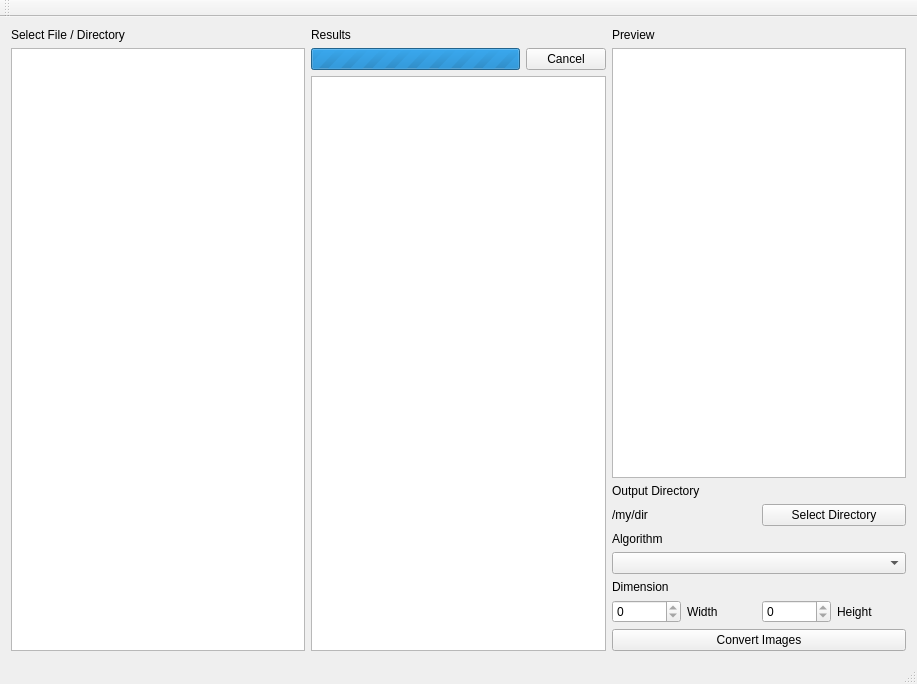
Qt form qt_creator_project/bbp/mainwindow.ui (bestimmaa/batch-image-resizer-qt-opencv) before a commit.
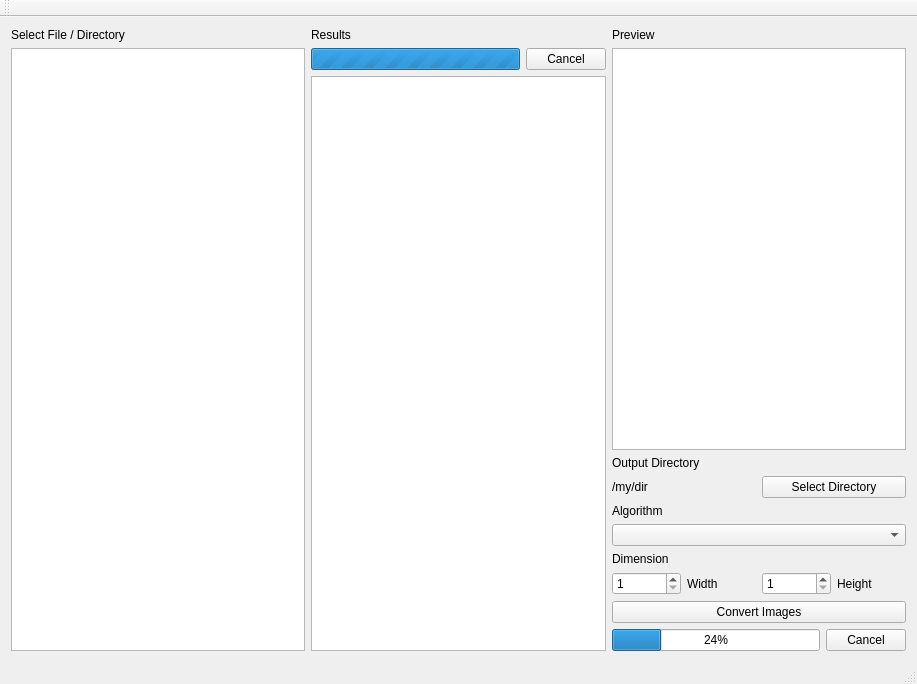
The same form after that commit.

What changed in the file:
```diff
--- a/qt_creator_project/bbp/mainwindow.ui
+++ b/qt_creator_project/bbp/mainwindow.ui
@@ -130,11 +130,14 @@
          <layout class="QHBoxLayout" name="horizontalLayout_4">
           <item>
            <widget class="QSpinBox" name="spinBox">
+            <property name="minimum">
+             <number>1</number>
+            </property>
             <property name="maximum">
-             <number>0</number>
+             <number>10000</number>
             </property>
             <property name="value">
-             <number>0</number>
+             <number>1</number>
             </property>
            </widget>
           </item>
@@ -147,8 +150,11 @@
           </item>
           <item>
            <widget class="QSpinBox" name="spinBox_2">
+            <property name="minimum">
+             <number>1</number>
+            </property>
             <property name="maximum">
-             <number>0</number>
+             <number>10000</number>
             </property>
            </widget>
           </item>
@@ -168,6 +174,24 @@
           </property>
          </widget>
         </item>
+        <item>
+         <layout class="QHBoxLayout" name="convertStatusLayout">
+          <item>
+           <widget class="QProgressBar" name="progressBarConvert">
+            <property name="value">
+             <number>24</number>
+            </property>
+           </widget>
+          </item>
+          <item>
+           <widget class="QPushButton" name="buttonCancelConvert">
+            <property name="text">
+             <string>Cancel</string>
+            </property>
+           </widget>
+          </item>
+         </layout>
+        </item>
        </layout>
       </item>
      </layout>
```
